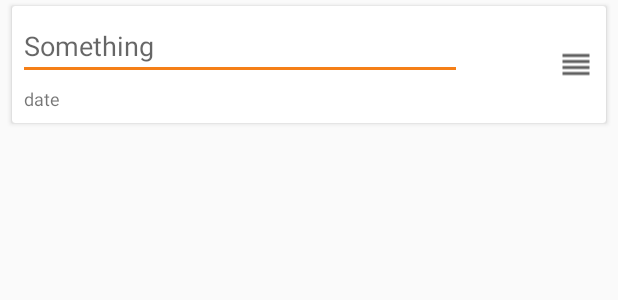
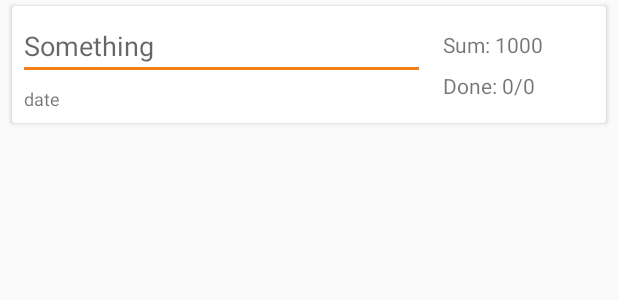
Before and after one commit to marinchenkova/PartyCalc, an Android app: the layout session_item.xml on its own in the app's theme, with its tools: preview values and no code run, on a phone screen of 412 x 824 dp. Shown: the top 300 px of the screen. Run offline under Robolectric (Android 15) with nearby library versions, the phone set to English and light mode, and no system bars.

Commit message:
session view update

```diff
--- a/app/src/main/java/name/marinchenko/partycalc/android/adapter/PayerAdapter.kt
+++ b/app/src/main/java/name/marinchenko/partycalc/android/adapter/PayerAdapter.kt
@@ -36,7 +36,7 @@ class PayerAdapter(ctx: Context): NewItemAdapter<PayerViewHolder, Payer>(ctx) {
     fun productsWereUpdated(update: List<Product>) {
         products.clear()
         products.addAll(update)
-        ctx.runOnUiThread { updatePayerChecks(update) }
+        updatePayerChecks(update)
     }
 
     private fun updatePayerChecks(update: List<Product>) {
--- a/app/src/main/java/name/marinchenko/partycalc/android/adapter/base/BaseItemAdapter.kt
+++ b/app/src/main/java/name/marinchenko/partycalc/android/adapter/base/BaseItemAdapter.kt
@@ -2,6 +2,7 @@ package name.marinchenko.partycalc.android.adapter.base
 
 import android.content.Context
 import android.support.v7.widget.RecyclerView
+import android.util.Log
 import name.marinchenko.partycalc.core.item.IdItem
 import java.util.*
 
--- a/app/src/main/java/name/marinchenko/partycalc/android/storage/Session.kt
+++ b/app/src/main/java/name/marinchenko/partycalc/android/storage/Session.kt
@@ -23,4 +23,6 @@ data class Session(
 
     fun getDateString() = date.formatFull()
 
+    fun getAvailableTitle() = if (title.isEmpty()) hintTitle else title
+
 }
--- a/app/src/main/java/name/marinchenko/partycalc/android/storage/SessionRepo.kt
+++ b/app/src/main/java/name/marinchenko/partycalc/android/storage/SessionRepo.kt
@@ -6,6 +6,7 @@ import com.google.gson.reflect.TypeToken
 import name.marinchenko.partycalc.R
 import name.marinchenko.partycalc.android.util.formatDayMonthYear
 import name.marinchenko.partycalc.android.util.now
+import name.marinchenko.partycalc.core.item.Result
 import name.marinchenko.partycalc.core.randomExcept
 
 class SessionRepo(private val ctx: Context): ISessionRepo {
@@ -72,7 +73,6 @@ class SessionRepo(private val ctx: Context): ISessionRepo {
 
     override fun getAllSessions(): List<Session> = getAllSessionIds()
             .mapNotNull { getSession(it) }
-            .sortedByDescending { it.date }
 
     override fun saveAllSessions(list: List<Session>) {
         list.forEach { saveSession(it) }
--- a/app/src/main/java/name/marinchenko/partycalc/android/storage/SharedPrefs.kt
+++ b/app/src/main/java/name/marinchenko/partycalc/android/storage/SharedPrefs.kt
@@ -29,9 +29,6 @@ fun Context.setIgnoreCentsTo(value: Double) = prefs().edit().putFloat(Path.PREFS
 fun Context.getShowTitleHints() = prefs().getBoolean(Path.PREFS_SHOW_TITLE_HINTS, true)
 fun Context.setShowTitleHints(value: Boolean) = prefs().edit().putBoolean(Path.PREFS_SHOW_TITLE_HINTS, value)
 
-fun Context.getShowSumHints() = prefs().getBoolean(Path.PREFS_SHOW_SUM_HINTS, true)
-fun Context.setShowSumHints(value: Boolean) = prefs().edit().putBoolean(Path.PREFS_SHOW_SUM_HINTS, value)
-
 
 object Path {
     const val PREFS_FILENAME = "name.marinchenko.partycalc.prefs"
--- a/app/src/main/java/name/marinchenko/partycalc/core/PartyCalc.kt
+++ b/app/src/main/java/name/marinchenko/partycalc/core/PartyCalc.kt
@@ -187,6 +187,10 @@ class PartyCalc(
             else items.joinToString("\n") { it.toText() }
         }
 
+        @JvmStatic
+        fun resultsDone(results: List<Result>): String {
+            return "${results.filter { it.isDone }.size}/${results.size}"
+        }
     }
 }
 
--- a/app/src/main/java/name/marinchenko/partycalc/core/item/Payer.kt
+++ b/app/src/main/java/name/marinchenko/partycalc/core/item/Payer.kt
@@ -21,8 +21,6 @@ class Payer(
 
     override fun toText() = "${getAvailableTitle()} payed ${formatDouble(sum())} for:\n" +
             payerChecks.filter { it.isChecked }.joinToString("\n") { it.toText() }
-
-    fun getProducts() = payerChecks.map { it.product }
 
     fun updatePayerChecks(products: List<Product>, isChecked: Boolean) {
         val newSet = products.map { prod ->
--- a/app/src/main/res/layout/session_item.xml
+++ b/app/src/main/res/layout/session_item.xml
@@ -21,32 +21,63 @@
             android:layout_height="wrap_content"
             app:layout_constraintTop_toTopOf="parent"
             app:layout_constraintStart_toStartOf="parent"
-            app:layout_constraintEnd_toStartOf="@id/handle"
+            app:layout_constraintEnd_toStartOf="@id/summary_layout"
+            app:layout_constraintHorizontal_weight="5"
             android:layout_marginTop="4dp"
             android:layout_marginBottom="4dp"
             android:layout_marginStart="4dp"
-            android:layout_marginEnd="64dp"
+            android:layout_marginEnd="4dp"
             android:inputType="textCapSentences|textAutoCorrect|textAutoComplete"
             android:textSize="18sp"
             android:hint="@string/product_default"
             android:maxLines="1"
             />
 
-        <ImageView
-            android:id="@+id/handle"
-            android:layout_width="wrap_content"
-            android:layout_height="0dp"
+        <android.support.constraint.ConstraintLayout
+            android:id="@+id/summary_layout"
+            android:layout_width="0dp"
+            android:layout_height="match_parent"
             android:layout_marginTop="4dp"
             android:layout_marginBottom="4dp"
-            android:layout_marginStart="8dp"
-            android:layout_marginEnd="8dp"
-            app:layout_constraintStart_toEndOf="@id/item_sum"
+            android:layout_marginStart="4dp"
+            android:layout_marginEnd="4dp"
+            app:layout_constraintStart_toEndOf="@id/item_title"
             app:layout_constraintEnd_toEndOf="parent"
             app:layout_constraintTop_toTopOf="parent"
             app:layout_constraintBottom_toBottomOf="parent"
-            android:contentDescription="@string/reorder_description"
-            android:src="@drawable/ic_reorder_gray_24dp"
-            />
+            app:layout_constraintHorizontal_weight="2"
+            >
+
+            <TextView
+                android:id="@+id/summary_sum"
+                android:layout_width="wrap_content"
+                android:layout_height="wrap_content"
+                android:layout_marginTop="4dp"
+                android:layout_marginBottom="4dp"
+                android:layout_marginStart="4dp"
+                android:layout_marginEnd="4dp"
+                android:text="Sum: 1000"
+                app:layout_constraintStart_toStartOf="parent"
+                app:layout_constraintTop_toTopOf="parent"
+                app:layout_constraintBottom_toTopOf="@id/summary_done"
+                />
+
+            <TextView
+                android:id="@+id/summary_done"
+                android:layout_width="wrap_content"
+                android:layout_height="wrap_content"
+                android:layout_marginTop="4dp"
+                android:layout_marginBottom="4dp"
+                android:layout_marginStart="4dp"
+                android:layout_marginEnd="4dp"
+                android:text="Done: 0/0"
+                app:layout_constraintStart_toStartOf="parent"
+                app:layout_constraintTop_toBottomOf="@id/summary_sum"
+                app:layout_constraintBottom_toBottomOf="parent"
+                />
+
+        </android.support.constraint.ConstraintLayout>
+
 
         <TextView
             android:id="@+id/date"
--- a/app/src/main/res/values/strings.xml
+++ b/app/src/main/res/values/strings.xml
@@ -13,6 +13,9 @@
     <string name="session_default_name">Party</string>
     <string name="add_session">Add party</string>
     <string name="session_removed">Party removed</string>
+    <string name="added_on">Added on</string>
+    <string name="summary_sum">Sum:</string>
+    <string name="summary_done">Done:</string>
 
 
     <!-- Products -->
```
Also changed, not shown: app/src/main/java/name/marinchenko/partycalc/android/activity/MainActivity.kt (+16 -11 lines), app/src/main/java/name/marinchenko/partycalc/android/activity/SessionActivity.kt (+5 -6 lines), app/src/main/java/name/marinchenko/partycalc/android/util/UIUtils.kt (+8 -0 lines), app/src/main/java/name/marinchenko/partycalc/android/util/item/PayerFactory.kt (+3 -4 lines), app/src/main/java/name/marinchenko/partycalc/android/util/item/ProductFactory.kt (+4 -4 lines), app/src/main/java/name/marinchenko/partycalc/android/viewHolder/SessionViewHolder.kt (+19 -6 lines), app/src/main/java/name/marinchenko/partycalc/android/viewHolder/SummaryViewHolder.kt (+8 -5 lines).
